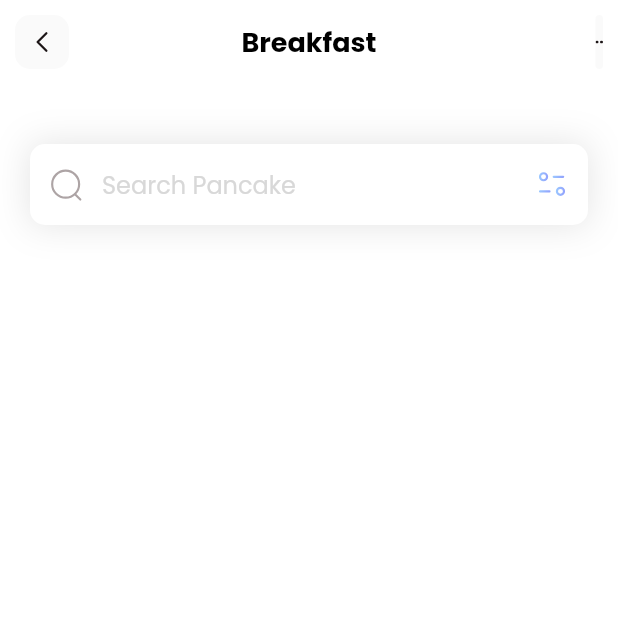
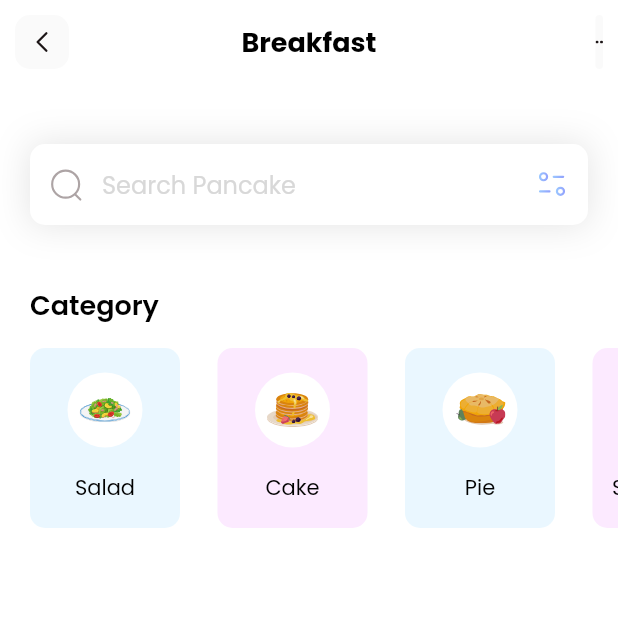
Before and after one commit to LucianoFraga27/flutter-fitness, a Flutter app: the screen it shows after launch, on a phone screen of 412 x 824 dp, the top half of it. Run offline on Flutter 3.47's test engine with Material 2 defaults, Android fonts, the phone set to English and light mode, and no system bars; our stand-ins replace flutter_svg.

Commit message:
Category Widget

```diff
--- a/lib/main.dart
+++ b/lib/main.dart
@@ -13,6 +13,6 @@ class MyApp extends StatelessWidget {
     return MaterialApp(
         debugShowCheckedModeBanner: false,
         theme: ThemeData(fontFamily: 'Poppins'),
-        home: const HomePage());
+        home: HomePage());
   }
 }
--- /dev/null
+++ b/lib/models/category_model.dart
@@ -0,0 +1,27 @@
+import 'package:flutter/material.dart';
+
+class CategoryModel {
+  String name;
+  String iconPath;
+  Color boxColor;
+
+  CategoryModel(this.name, this.iconPath, this.boxColor);
+
+  static List<CategoryModel> getCategory() {
+    List<CategoryModel> categories = [];
+
+    categories.add(CategoryModel(
+        "Salad", "assets/icons/plate.svg", Color.fromARGB(255, 213, 240, 255)));
+
+    categories.add(CategoryModel("Cake", "assets/icons/pancakes.svg",
+        const Color.fromARGB(255, 249, 213, 255)));
+
+    categories.add(CategoryModel(
+        "Pie", "assets/icons/pie.svg", Color.fromARGB(255, 213, 240, 255)));
+
+    categories.add(CategoryModel("Smoothies", "assets/icons/orange-snacks.svg",
+        const Color.fromARGB(255, 249, 213, 255)));
+
+    return categories;
+  }
+}
--- a/lib/pages/home.dart
+++ b/lib/pages/home.dart
@@ -1,17 +1,102 @@
+import 'package:fitness/models/category_model.dart';
 import 'package:flutter/material.dart';
 import 'package:flutter_svg/flutter_svg.dart';
 
-class HomePage extends StatelessWidget {
-  const HomePage({super.key});
+class HomePage extends StatefulWidget {
+  HomePage({super.key});
+
+  @override
+  State<HomePage> createState() => _HomePageState();
+}
+
+class _HomePageState extends State<HomePage> {
+  List<CategoryModel> categories = [];
+
+  void _getCategories() {
+    categories = CategoryModel.getCategory();
+  }
+
+  @override
+  void initState() {
+    _getCategories();
+  }
 
   @override
   Widget build(BuildContext context) {
+    _getCategories();
     return Scaffold(
         appBar: appBar(),
         backgroundColor: Colors.white,
         body: Column(
+          crossAxisAlignment: CrossAxisAlignment.start,
+          children: [
+            _searchField(),
+            const SizedBox(
+              height: 40,
+            ),
+            _categoriesSection(),
+            const SizedBox(
+              height: 40,
+            ),
+          ],
+        ));
+  }
+
+  Column _categoriesSection() {
+    return Column(
+      crossAxisAlignment: CrossAxisAlignment.start,
+      children: [
+        const Padding(
+          padding: EdgeInsets.only(left: 20),
+          child: Text(
+            "Category",
+            style: TextStyle(
+                color: Colors.black, fontSize: 18, fontWeight: FontWeight.w600),
+          ),
+        ),
+        const SizedBox(
+          height: 15,
+        ),
+        SizedBox(
+            height: 120,
+            child: ListView.separated(
+                separatorBuilder: (context, index) => const SizedBox(
+                      width: 25,
+                    ),
+                itemCount: categories.length,
+                scrollDirection: Axis.horizontal,
+                padding: const EdgeInsets.only(left: 20, right: 20),
+                itemBuilder: ((context, index) {
+                  return Container(
+                      width: 100,
+                      decoration: BoxDecoration(
+                          color: categories[index].boxColor.withOpacity(0.5),
+                          borderRadius: BorderRadius.circular(10)),
+                      child: Column(
+                        mainAxisAlignment: MainAxisAlignment.spaceEvenly,
                         children: [
                           Container(
+                              width: 50,
+                              height: 50,
+                              decoration: const BoxDecoration(
+                                  color: Colors.white, shape: BoxShape.circle),
+                              child: Padding(
+                                padding: const EdgeInsets.all(8.0),
+                                child: SvgPicture.asset(
+                                    categories[index].iconPath),
+                              )),
+                          Text(categories[index].name,
+                              style: const TextStyle(
+                                  color: Colors.black, fontSize: 14))
+                        ],
+                      ));
+                })))
+      ],
+    );
+  }
+
+  Container _searchField() {
+    return Container(
       margin: const EdgeInsets.only(top: 40, left: 20, right: 20),
       decoration: BoxDecoration(boxShadow: [
         BoxShadow(
@@ -26,7 +111,7 @@ class HomePage extends StatelessWidget {
             fillColor: Colors.white,
             hintText: 'Search Pancake',
             hintStyle:
-                        TextStyle(color: Color.fromARGB(255, 216, 216, 216)),
+                const TextStyle(color: Color.fromARGB(255, 216, 216, 216)),
             prefixIcon: Padding(
               padding: const EdgeInsets.all(12),
               child: SvgPicture.asset('assets/icons/Search.svg'),
@@ -39,9 +124,7 @@ class HomePage extends StatelessWidget {
                 borderRadius: BorderRadius.circular(10),
                 borderSide: BorderSide.none)),
       ),
-            )
-          ],
-        ));
+    );
   }
 
   AppBar appBar() {
```
Also changed, not shown: lib/models/diet_model.dart (added). Lines whose indentation alone changed are shown as unchanged.
